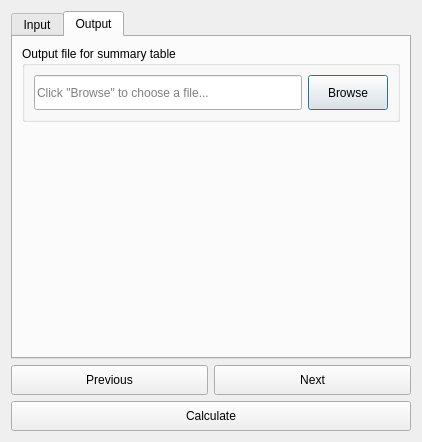
The window that LDMP/gui/DlgCalculateTCSummaryTable.ui (ConservationInternational/trends.earth) describes before a commit, drawn with Qt 5.
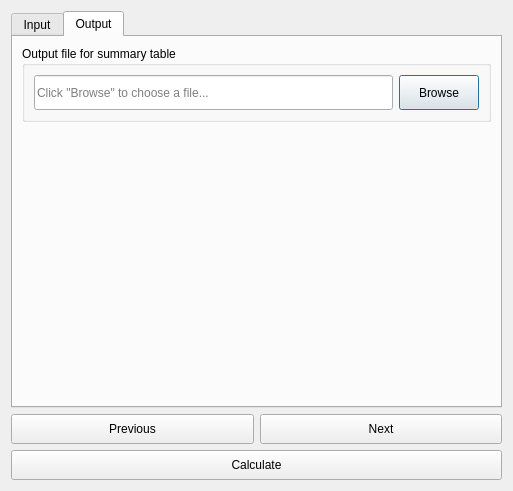
The same window after the commit. The open tabs and pages were chosen to show the change. Custom widgets are drawn as their Qt base class.

```diff
--- a/LDMP/gui/DlgCalculateTCSummaryTable.ui
+++ b/LDMP/gui/DlgCalculateTCSummaryTable.ui
@@ -6,8 +6,8 @@
    <rect>
     <x>0</x>
     <y>0</y>
-    <width>422</width>
-    <height>442</height>
+    <width>513</width>
+    <height>491</height>
    </rect>
   </property>
   <property name="sizePolicy">
@@ -168,6 +168,12 @@
          <layout class="QHBoxLayout" name="horizontalLayout_2">
           <item>
            <widget class="QLineEdit" name="output_file_table">
+            <property name="sizePolicy">
+             <sizepolicy hsizetype="Expanding" vsizetype="Minimum">
+              <horstretch>0</horstretch>
+              <verstretch>0</verstretch>
+             </sizepolicy>
+            </property>
             <property name="minimumSize">
              <size>
               <width>0</width>
@@ -184,6 +190,12 @@
           </item>
           <item>
            <widget class="QPushButton" name="browse_output_file_table">
+            <property name="sizePolicy">
+             <sizepolicy hsizetype="Minimum" vsizetype="Minimum">
+              <horstretch>0</horstretch>
+              <verstretch>0</verstretch>
+             </sizepolicy>
+            </property>
             <property name="minimumSize">
              <size>
               <width>0</width>
@@ -219,6 +231,12 @@
     <layout class="QGridLayout" name="gridLayout_3">
      <item row="0" column="0">
       <widget class="QPushButton" name="button_prev">
+       <property name="sizePolicy">
+        <sizepolicy hsizetype="Minimum" vsizetype="Minimum">
+         <horstretch>0</horstretch>
+         <verstretch>0</verstretch>
+        </sizepolicy>
+       </property>
        <property name="minimumSize">
         <size>
          <width>0</width>
@@ -232,6 +250,12 @@
      </item>
      <item row="0" column="1">
       <widget class="QPushButton" name="button_next">
+       <property name="sizePolicy">
+        <sizepolicy hsizetype="Minimum" vsizetype="Minimum">
+         <horstretch>0</horstretch>
+         <verstretch>0</verstretch>
+        </sizepolicy>
+       </property>
        <property name="minimumSize">
         <size>
          <width>0</width>
@@ -245,6 +269,12 @@
      </item>
      <item row="1" column="0" colspan="2">
       <widget class="QPushButton" name="button_calculate">
+       <property name="sizePolicy">
+        <sizepolicy hsizetype="Minimum" vsizetype="Minimum">
+         <horstretch>0</horstretch>
+         <verstretch>0</verstretch>
+        </sizepolicy>
+       </property>
        <property name="minimumSize">
         <size>
          <width>0</width>
```
Left out of the diff: 4 changed lines with no effect on the pictures.
